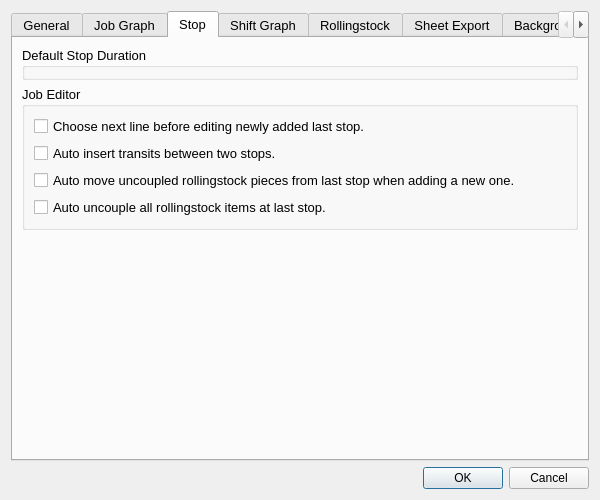
The window that src/settings/settingsdialog.ui (gfgit/ModelRailroadTimetablePlanner) describes before a commit, drawn with Qt 5.
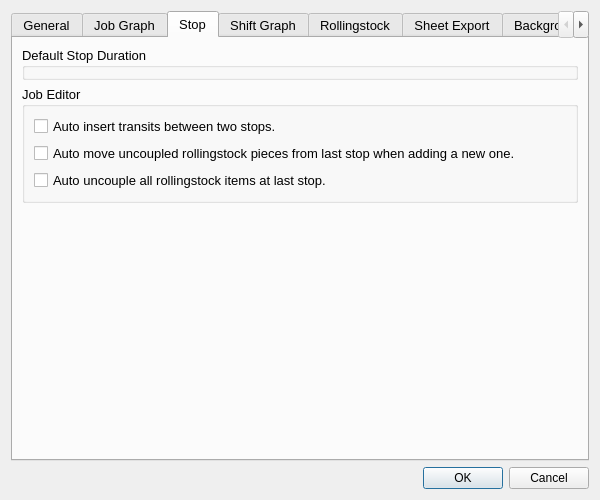
The same window after the commit. The open tabs and pages were chosen to show the change. Custom widgets are drawn as their Qt base class.

Commit message:
MRTPSettings: remove 'ChooseLineOnAddStop' setting
SettingsDialog: remove associated field

```diff
--- a/src/settings/settingsdialog.ui
+++ b/src/settings/settingsdialog.ui
@@ -476,34 +476,27 @@
           <bool>false</bool>
          </property>
          <layout class="QFormLayout" name="formLayout_9">
-          <item row="1" column="0" colspan="2">
+          <item row="0" column="0" colspan="2">
            <widget class="QCheckBox" name="autoInsertTransitsCheckBox">
             <property name="text">
              <string>Auto insert transits between two stops.</string>
             </property>
            </widget>
           </item>
-          <item row="0" column="0" colspan="2">
-           <widget class="QCheckBox" name="chooseLineBeforeLastStopBox">
-            <property name="text">
-             <string>Choose next line before editing newly added last stop.</string>
-            </property>
-           </widget>
-          </item>
-          <item row="3" column="0" colspan="2">
-           <widget class="QCheckBox" name="autoUncoupleAllAtLastStopCheck">
-            <property name="text">
-             <string>Auto uncouple all rollingstock items at last stop.</string>
-            </property>
-           </widget>
-          </item>
-          <item row="2" column="0" colspan="2">
+          <item row="1" column="0" colspan="2">
            <widget class="QCheckBox" name="autoMoveLastCouplingsCheck">
             <property name="text">
              <string>Auto move uncoupled rollingstock pieces from last stop when adding a new one.</string>
             </property>
            </widget>
           </item>
+          <item row="2" column="0" colspan="2">
+           <widget class="QCheckBox" name="autoUncoupleAllAtLastStopCheck">
+            <property name="text">
+             <string>Auto uncouple all rollingstock items at last stop.</string>
+            </property>
+           </widget>
+          </item>
          </layout>
         </widget>
        </item>
```
Left out of the diff: 4 changed lines with no effect on the pictures. The commit also changes 2 other files.
